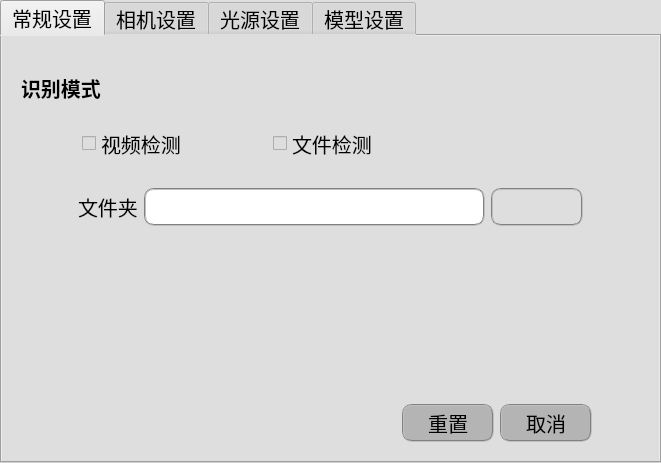
Before: the Qt Designer form ConfigWidget.ui in shuaih7/ishop_ocr, drawn with Qt 5.
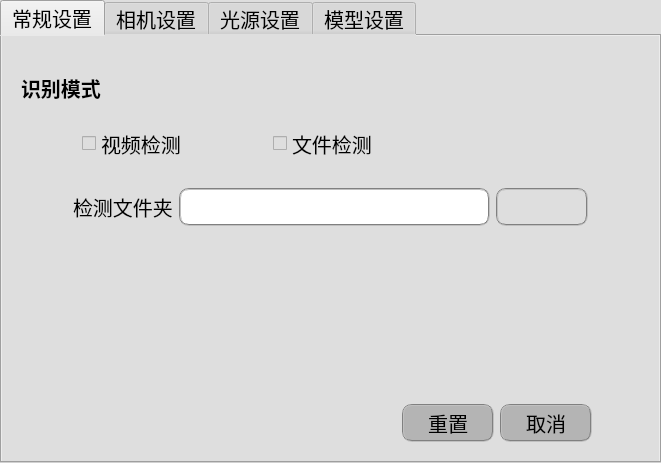
After: the same form once the commit is applied. The open tabs and pages were chosen to show the change. Icons and pictures are not drawn.

Diff of the .ui file:
```diff
--- a/ConfigWidget.ui
+++ b/ConfigWidget.ui
@@ -183,7 +183,7 @@
         <item>
          <widget class="QLabel" name="label_8">
           <property name="text">
-           <string>文件夹</string>
+           <string>检测文件夹</string>
           </property>
          </widget>
         </item>
```
Left out of the diff: 2 changed lines with no effect on the pictures.
